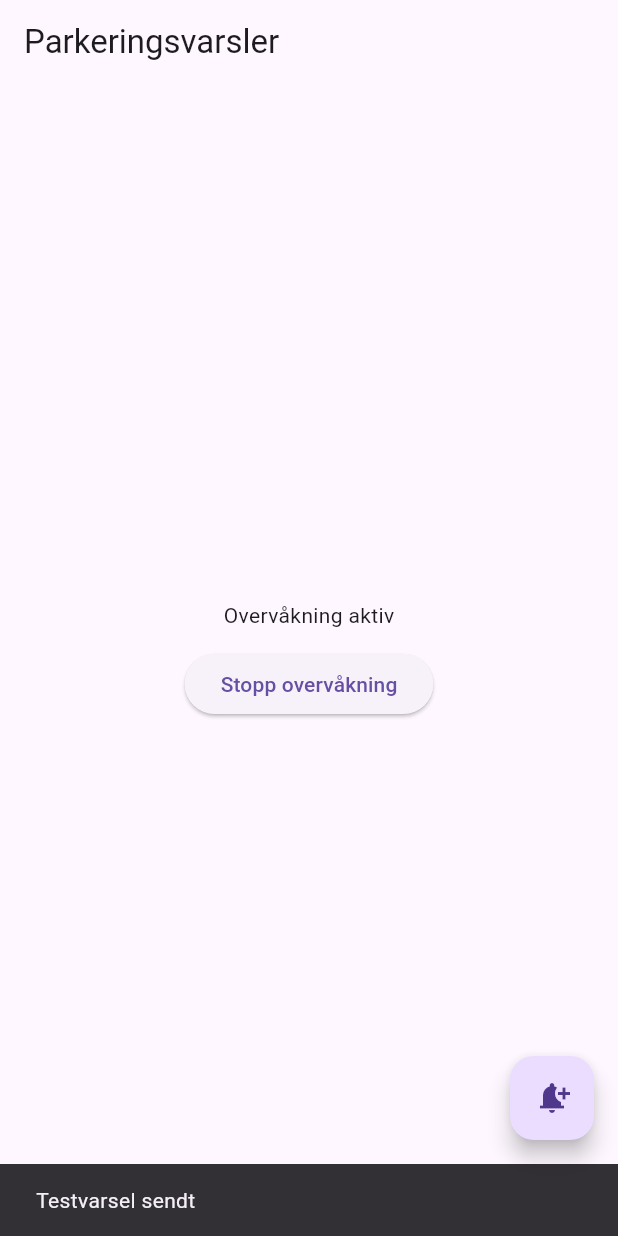
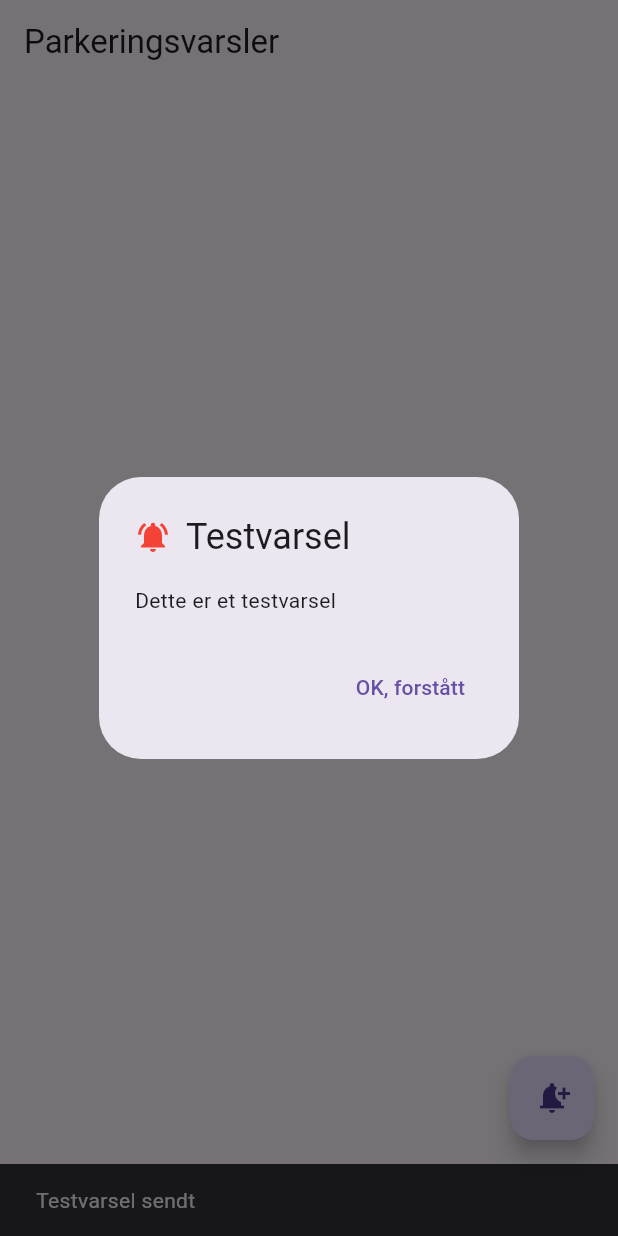
Before and after one commit to christereinvik/my_parking_app, a Flutter app: the screen it shows after launch, after a tap on "Start overvåkning", after a tap on the "notification add" icon, on a phone screen of 412 x 824 dp. Run offline on Flutter 3.47's test engine with Material 3 defaults, Android fonts, the phone set to English and light mode, and no system bars; our stand-ins replace audioplayers, flutter_local_notifications, geolocator; missing offline and left inert: geofence_service.

Commit message:
Gjenopprettet sendLocalNotification funksjonen i main.dart

```diff
--- a/lib/main.dart
+++ b/lib/main.dart
@@ -4,7 +4,6 @@ import 'package:geofence_service/geofence_service.dart';
 import 'package:flutter_local_notifications/flutter_local_notifications.dart';
 import 'package:geolocator/geolocator.dart' as geo;
 import 'package:audioplayers/audioplayers.dart';
-
 
 const double jobbLatitude = 69.684218;
 const double jobbLongitude = 18.973769;
@@ -50,12 +49,11 @@ class HomeScreen extends StatefulWidget {
 
 class _HomeScreenState extends State<HomeScreen> {
   bool monitoring = false;
-  Geofence? jobbGeofence; // Endret til nullable for å unngå tidlig minne-konflikt
+  Geofence? jobbGeofence;
 
   @override
   void initState() {
     super.initState();
-    // Vi initialiserer geofencen trygt i minnet
     jobbGeofence = Geofence(
       id: 'jobb_zone',
       latitude: jobbLatitude,
@@ -64,7 +62,62 @@ class _HomeScreenState extends State<HomeScreen> {
     );
   }
 
-    Future<void> _startMonitoring() async {
+  // 🔥 HER ER FUNKSJONEN SOM MANGLER: Spiller av lokal alarm og åpner dialogboksen!
+  Future<void> _sendLocalNotification(String title, String body) async {
+    const androidDetails = AndroidNotificationDetails(
+      'parkering_channel',
+      'Parkering-varsler',
+      importance: Importance.max,
+      priority: Priority.high,
+      playSound: true,
+    );
+
+    const iosDetails = DarwinNotificationDetails(
+      presentAlert: true,
+      presentBadge: true,
+      presentSound: true,
+      sound: 'default',
+    );
+
+    const details = NotificationDetails(android: androidDetails, iOS: iosDetails);
+
+    await flutterLocalNotificationsPlugin.show(
+      id: DateTime.now().millisecondsSinceEpoch ~/ 1000,
+      title: title,
+      body: body,
+      notificationDetails: details,
+    );
+
+    if (!mounted) return;
+    showDialog(
+      context: context,
+      barrierDismissible: false,
+      builder: (BuildContext context) {
+        // Henter den lokale mp3-filen direkte fra appens assets-minne
+        AudioPlayer().play(AssetSource('alarm.mp3'));
+
+        return AlertDialog(
+          title: Row(
+            children: [
+              const Icon(Icons.notifications_active, color: Colors.red),
+              const SizedBox(width: 10),
+              Text(title),
+            ],
+          ),
+          content: Text(body),
+          actions: [
+            TextButton(
+              onPressed: () => Navigator.of(context).pop(),
+              child: const Text('OK, forstått'),
+            ),
+          ],
+        );
+      },
+    );
+  }
+
+  // Den riktige overvåkningslogikken med live avstandssjekk
+  Future<void> _startMonitoring() async {
     var perm = await geo.Geolocator.checkPermission();
     if (perm == geo.LocationPermission.denied) {
       perm = await geo.Geolocator.requestPermission();
@@ -80,16 +133,14 @@ class _HomeScreenState extends State<HomeScreen> {
 
     setState(() => monitoring = true);
 
-    // Starter live-mottaket av GPS-koordinater på din iPhone 13
     geo.Geolocator.getPositionStream(
       locationSettings: const geo.LocationSettings(
         accuracy: geo.LocationAccuracy.high,
-        distanceFilter: 10, // Sjekker kun hvis du flytter deg 10 meter
+        distanceFilter: 10,
       ),
     ).listen((geo.Position position) async {
       if (!monitoring) return;
 
-      // Regner ut nøyaktig avstand i meter til jobb-koordinatene i Tromsø
       double distanceInMeters = geo.Geolocator.distanceBetween(
         position.latitude,
         position.longitude,
@@ -97,9 +148,8 @@ class _HomeScreenState extends State<HomeScreen> {
         jobbLongitude,
       );
 
-      // 🔥 KUN SPILL ALARM HVIS DU FAKTISK ER INNENFOR 300 METER FRA JOBB!
       if (distanceInMeters <= jobbRadiusMeters) {
-        _stopMonitoring(); // Slår av overvåkningen med en gang så den ikke looper uavbrutt
+        _stopMonitoring();
 
         await _sendLocalNotification(
           'Du er ved jobb',
```
